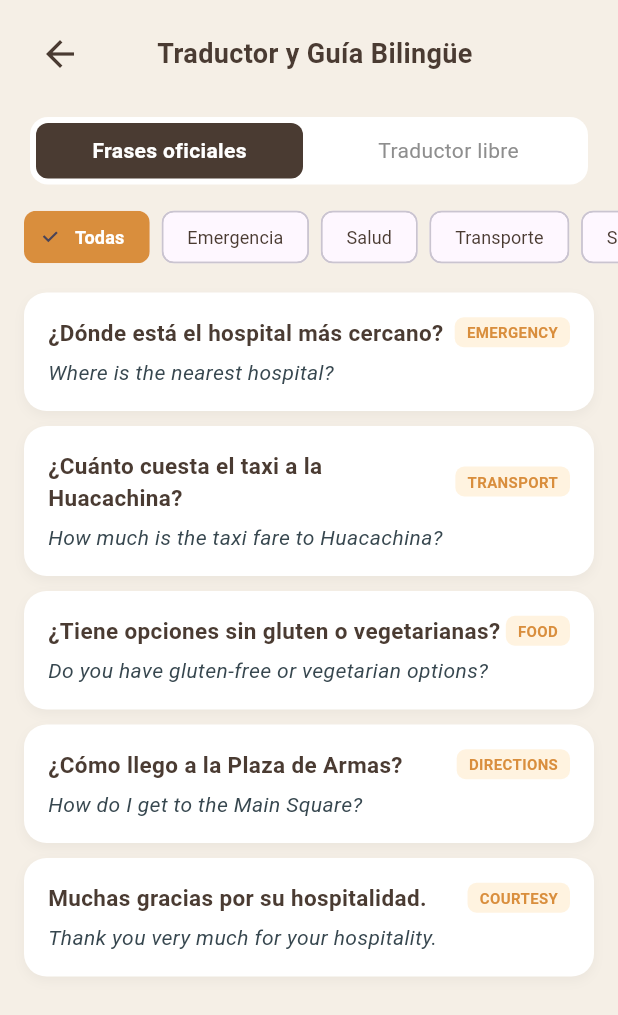
After one commit to PauloMP-25/Ika-travel-platform, a Flutter app: the PantallaTraduccion screen opened directly, on a phone screen of 412 x 824 dp. The commit adds this screen. Shown: the top 1015 px of the screen. Run offline on Flutter 3.47's test engine with Material 3 defaults, Android fonts, the phone set to English and light mode, and no system bars; our stand-ins replace flutter_map, latlong2; network calls fail.

Commit message:
feat(mobile): integrar modulo de traduccion y frasebook bilingue con el backend
Se agregaron TranslationService y sus modelos consumiendo /translation/phrases y /translation/translate. Se implemento PantallaTraduccion con pestañas para el frasebook categorizado por ETag y traduccion libre con IA, con acceso directo desde PantallaMas y tests pasando al 100%.\nFecha y hora: 2026-10-19 15:13:13

```diff
--- /dev/null
+++ b/ika_travel_mobile/lib/models/translation_model.dart
@@ -0,0 +1,71 @@
+class PhraseItemModel {
+  final String id;
+  final String category;
+  final String spanish;
+  final String english;
+  final String? phonetic;
+
+  const PhraseItemModel({
+    required this.id,
+    required this.category,
+    required this.spanish,
+    required this.english,
+    this.phonetic,
+  });
+
+  factory PhraseItemModel.fromJson(Map<String, dynamic> json) {
+    return PhraseItemModel(
+      id: json['id']?.toString() ?? '',
+      category: json['category'] as String? ?? 'general',
+      spanish: json['spanish'] as String? ?? '',
+      english: json['english'] as String? ?? '',
+      phonetic: json['phonetic'] as String?,
+    );
+  }
+}
+
+class PhrasebookResponseModel {
+  final int total;
+  final String version;
+  final List<PhraseItemModel> phrases;
+
+  const PhrasebookResponseModel({
+    required this.total,
+    required this.version,
+    required this.phrases,
+  });
+
+  factory PhrasebookResponseModel.fromJson(Map<String, dynamic> json) {
+    final list = (json['phrases'] as List<dynamic>? ?? [])
+        .map((e) => PhraseItemModel.fromJson(e as Map<String, dynamic>))
+        .toList();
+    return PhrasebookResponseModel(
+      total: json['total'] as int? ?? list.length,
+      version: json['version'] as String? ?? '',
+      phrases: list,
+    );
+  }
+}
+
+class TranslationResultModel {
+  final String translatedText;
+  final String sourceLang;
+  final String targetLang;
+  final String origin;
+
+  const TranslationResultModel({
+    required this.translatedText,
+    required this.sourceLang,
+    required this.targetLang,
+    required this.origin,
+  });
+
+  factory TranslationResultModel.fromJson(Map<String, dynamic> json) {
+    return TranslationResultModel(
+      translatedText: json['translated_text'] as String? ?? '',
+      sourceLang: json['source_lang'] as String? ?? 'es',
+      targetLang: json['target_lang'] as String? ?? 'en',
+      origin: json['origin'] as String? ?? 'provider',
+    );
+  }
+}
--- /dev/null
+++ b/ika_travel_mobile/lib/screens/pantalla_traduccion.dart
@@ -0,0 +1,518 @@
+import 'package:flutter/material.dart';
+
+import '../config/tema.dart';
+import '../models/translation_model.dart';
+import '../services/translation_service.dart';
+
+class PantallaTraduccion extends StatefulWidget {
+  final TranslationService? translationService;
+
+  const PantallaTraduccion({super.key, this.translationService});
+
+  @override
+  State<PantallaTraduccion> createState() => _PantallaTraduccionState();
+}
+
+class _PantallaTraduccionState extends State<PantallaTraduccion> {
+  int _tabIndex = 0; // 0 = Frases oficiales, 1 = Traductor libre
+  late final TranslationService _translationService;
+
+  // Frasebook
+  PhrasebookResponseModel? _phrasebook;
+  bool _cargandoFrases = true;
+  String _filtroCategoria = '';
+
+  // Traducción libre
+  final TextEditingController _textoController = TextEditingController();
+  String _sourceLang = 'es';
+  String _targetLang = 'en';
+  String _traduccionResultado = '';
+  String _origenTraduccion = '';
+  bool _traduciendo = false;
+  String? _errorTraduccion;
+
+  final List<Map<String, String>> _categorias = [
+    {'id': '', 'nombre': 'Todas'},
+    {'id': 'emergency', 'nombre': 'Emergencia'},
+    {'id': 'health', 'nombre': 'Salud'},
+    {'id': 'transport', 'nombre': 'Transporte'},
+    {'id': 'services', 'nombre': 'Servicios'},
+    {'id': 'directions', 'nombre': 'Direcciones'},
+    {'id': 'lodging', 'nombre': 'Hospedaje'},
+    {'id': 'food', 'nombre': 'Comida'},
+    {'id': 'courtesy', 'nombre': 'Cortesía'},
+  ];
+
+  @override
+  void initState() {
+    super.initState();
+    _translationService = widget.translationService ?? TranslationService();
+    _cargarFrases();
+  }
+
+  Future<void> _cargarFrases() async {
+    setState(() => _cargandoFrases = true);
+    final data = await _translationService.getPhrases(
+      category: _filtroCategoria.isNotEmpty ? _filtroCategoria : null,
+    );
+    if (mounted) {
+      setState(() {
+        _phrasebook = data;
+        _cargandoFrases = false;
+      });
+    }
+  }
+
+  void _intercambiarIdiomas() {
+    setState(() {
+      final tmp = _sourceLang;
+      _sourceLang = _targetLang;
+      _targetLang = tmp;
+      _traduccionResultado = '';
+      _errorTraduccion = null;
+    });
+  }
+
+  Future<void> _realizarTraduccion() async {
+    final texto = _textoController.text.trim();
+    if (texto.isEmpty) return;
+
+    setState(() {
+      _traduciendo = true;
+      _errorTraduccion = null;
+      _traduccionResultado = '';
+    });
+
+    try {
+      final res = await _translationService.translate(
+        text: texto,
+        sourceLang: _sourceLang,
+        targetLang: _targetLang,
+      );
+      if (mounted) {
+        setState(() {
+          _traduccionResultado = res.translatedText;
+          _origenTraduccion = res.origin;
+          _traduciendo = false;
+        });
+      }
+    } catch (e) {
+      if (mounted) {
+        setState(() {
+          _errorTraduccion = 'No se pudo traducir. Intente con frases oficiales.';
+          _traduciendo = false;
+        });
+      }
+    }
+  }
+
+  @override
+  void dispose() {
+    _textoController.dispose();
+    super.dispose();
+  }
+
+  @override
+  Widget build(BuildContext context) {
+    return Scaffold(
+      backgroundColor: AppColores.arenaFondo,
+      body: SafeArea(
+        child: Column(
+          children: [
+            // AppBar personalizado
+            Padding(
+              padding: const EdgeInsets.symmetric(horizontal: 16, vertical: 12),
+              child: Row(
+                children: [
+                  IconButton(
+                    icon: const Icon(
+                      Icons.arrow_back,
+                      color: AppColores.marronOscuro,
+                      size: 28,
+                    ),
+                    onPressed: () => Navigator.pop(context),
+                  ),
+                  const Expanded(
+                    child: Text(
+                      'Traductor y Guía Bilingüe',
+                      textAlign: TextAlign.center,
+                      style: TextStyle(
+                        fontSize: 18,
+                        fontWeight: FontWeight.bold,
+                        color: AppColores.marronOscuro,
+                      ),
+                    ),
+                  ),
+                  const SizedBox(width: 40),
+                ],
+              ),
+            ),
+
+            // Selector de pestaña (Frasebook oficial / Traducción libre)
+            Padding(
+              padding: const EdgeInsets.symmetric(horizontal: 20, vertical: 6),
+              child: Container(
+                height: 45,
+                decoration: BoxDecoration(
+                  color: Colors.white,
+                  borderRadius: BorderRadius.circular(12),
+                ),
+                child: Row(
+                  children: [
+                    _buildTabButton('Frases oficiales', 0),
+                    _buildTabButton('Traductor libre', 1),
+                  ],
+                ),
+              ),
+            ),
+
+            const SizedBox(height: 8),
+
+            // Vista activa
+            Expanded(
+              child: _tabIndex == 0
+                  ? _buildVistaFrasebook()
+                  : _buildVistaTraductorLibre(),
+            ),
+          ],
+        ),
+      ),
+    );
+  }
+
+  Widget _buildTabButton(String texto, int index) {
+    final bool activo = _tabIndex == index;
+    return Expanded(
+      child: GestureDetector(
+        onTap: () => setState(() => _tabIndex = index),
+        child: Container(
+          margin: const EdgeInsets.all(4),
+          decoration: BoxDecoration(
+            color: activo ? AppColores.marronOscuro : Colors.transparent,
+            borderRadius: BorderRadius.circular(8),
+          ),
+          child: Center(
+            child: Text(
+              texto,
+              style: TextStyle(
+                color: activo ? Colors.white : AppColores.grisTexto,
+                fontWeight: activo ? FontWeight.bold : FontWeight.normal,
+              ),
+            ),
+          ),
+        ),
+      ),
+    );
+  }
+
+  Widget _buildVistaFrasebook() {
+    return Column(
+      children: [
+        // Chips horizontales de categorías
+        SizedBox(
+          height: 42,
+          child: ListView.builder(
+            scrollDirection: Axis.horizontal,
+            padding: const EdgeInsets.symmetric(horizontal: 16),
+            itemCount: _categorias.length,
+            itemBuilder: (context, index) {
+              final cat = _categorias[index];
+              final bool seleccionada = _filtroCategoria == cat['id'];
+              return Padding(
+                padding: const EdgeInsets.only(right: 8),
+                child: ChoiceChip(
+                  label: Text(cat['nombre']!),
+                  selected: seleccionada,
+                  selectedColor: AppColores.naranjaBoton,
+                  labelStyle: TextStyle(
+                    color: seleccionada ? Colors.white : AppColores.marronOscuro,
+                    fontWeight: seleccionada ? FontWeight.bold : FontWeight.normal,
+                    fontSize: 12,
+                  ),
+                  onSelected: (val) {
+                    setState(() {
+                      _filtroCategoria = val ? cat['id']! : '';
+                    });
+                    _cargarFrases();
+                  },
+                ),
+              );
+            },
+          ),
+        ),
+
+        const SizedBox(height: 8),
+
+        // Lista de frases
+        Expanded(
+          child: _cargandoFrases
+              ? const Center(
+                  child: CircularProgressIndicator(color: AppColores.naranjaBoton),
+                )
+              : RefreshIndicator(
+                  color: AppColores.naranjaBoton,
+                  onRefresh: _cargarFrases,
+                  child: ListView.builder(
+                    padding: const EdgeInsets.symmetric(horizontal: 16, vertical: 8),
+                    itemCount: _phrasebook?.phrases.length ?? 0,
+                    itemBuilder: (context, index) {
+                      final item = _phrasebook!.phrases[index];
+                      return Container(
+                        margin: const EdgeInsets.only(bottom: 10),
+                        padding: const EdgeInsets.all(16),
+                        decoration: BoxDecoration(
+                          color: Colors.white,
+                          borderRadius: BorderRadius.circular(15),
+                          boxShadow: [
+                            BoxShadow(
+                              color: Colors.black.withOpacity(0.04),
+                              blurRadius: 6,
+                              offset: const Offset(0, 3),
+                            ),
+                          ],
+                        ),
+                        child: Column(
+                          crossAxisAlignment: CrossAxisAlignment.start,
+                          children: [
+                            Row(
+                              mainAxisAlignment: MainAxisAlignment.spaceBetween,
+                              children: [
+                                Expanded(
+                                  child: Text(
+                                    item.spanish,
+                                    style: const TextStyle(
+                                      fontWeight: FontWeight.bold,
+                                      fontSize: 15,
+                                      color: AppColores.marronOscuro,
+                                    ),
+                                  ),
+                                ),
+                                Container(
+                                  padding: const EdgeInsets.symmetric(
+                                    horizontal: 8,
+                                    vertical: 3,
+                                  ),
+                                  decoration: BoxDecoration(
+                                    color: Colors.orange.shade50,
+                                    borderRadius: BorderRadius.circular(6),
+                                  ),
+                                  child: Text(
+                                    item.category.toUpperCase(),
+                                    style: TextStyle(
+                                      fontSize: 10,
+                                      fontWeight: FontWeight.bold,
+                                      color: AppColores.naranjaBoton,
+                                    ),
+                                  ),
+                                ),
+                              ],
+                            ),
+                            const SizedBox(height: 6),
+                            Text(
+                              item.english,
+                              style: TextStyle(
+                                fontSize: 14,
+                                color: Colors.blueGrey.shade800,
+                                fontStyle: FontStyle.italic,
+                              ),
+                            ),
+                            if (item.phonetic != null) ...[
+                              const SizedBox(height: 4),
+                              Text(
+                                '[ ${item.phonetic} ]',
+                                style: const TextStyle(
+                                  fontSize: 12,
+                                  color: AppColores.grisTexto,
+                                ),
+                              ),
+                            ],
+                          ],
+                        ),
+                      );
+                    },
+                  ),
+                ),
+        ),
+      ],
+    );
+  }
+
+  Widget _buildVistaTraductorLibre() {
+    return SingleChildScrollView(
+      padding: const EdgeInsets.all(20),
+      child: Column(
+        crossAxisAlignment: CrossAxisAlignment.stretch,
+        children: [
+          // Selector de Idiomas
+          Container(
+            padding: const EdgeInsets.symmetric(horizontal: 16, vertical: 8),
+            decoration: BoxDecoration(
+              color: Colors.white,
+              borderRadius: BorderRadius.circular(14),
+              boxShadow: [
+                BoxShadow(
+                  color: Colors.black.withOpacity(0.04),
+                  blurRadius: 6,
+                  offset: const Offset(0, 2),
+                ),
+              ],
+            ),
+            child: Row(
+              mainAxisAlignment: MainAxisAlignment.spaceAround,
+              children: [
+                Text(
+                  _sourceLang == 'es' ? '🇪🇸 Español' : '🇺🇸 Inglés',
+                  style: const TextStyle(fontWeight: FontWeight.bold, fontSize: 15),
+                ),
+                IconButton(
+                  icon: const Icon(
+                    Icons.swap_horiz,
+                    color: AppColores.naranjaBoton,
+                    size: 28,
+                  ),
+                  onPressed: _intercambiarIdiomas,
+                ),
+                Text(
+                  _targetLang == 'en' ? '🇺🇸 Inglés' : '🇪🇸 Español',
+                  style: const TextStyle(fontWeight: FontWeight.bold, fontSize: 15),
+                ),
+              ],
+            ),
+          ),
+
+          const SizedBox(height: 16),
+
+          // Caja de texto de entrada
+          Container(
+            decoration: BoxDecoration(
+              color: Colors.white,
+              borderRadius: BorderRadius.circular(16),
+              boxShadow: [
+                BoxShadow(
+                  color: Colors.black.withOpacity(0.04),
+                  blurRadius: 6,
+                  offset: const Offset(0, 2),
+                ),
+              ],
+            ),
+            child: TextField(
+              controller: _textoController,
+              maxLines: 4,
+              maxLength: 500,
+              decoration: const InputDecoration(
+                hintText: 'Escribe aquí la consulta o frase...',
+                border: InputBorder.none,
+                contentPadding: EdgeInsets.all(16),
+              ),
+            ),
+          ),
+
+          const SizedBox(height: 14),
+
+          // Botón Traducir
+          ElevatedButton(
+            style: ElevatedButton.styleFrom(
+              backgroundColor: AppColores.naranjaBoton,
+              shape: RoundedRectangleBorder(borderRadius: BorderRadius.circular(12)),
+              padding: const EdgeInsets.symmetric(vertical: 14),
+            ),
+            onPressed: _traduciendo ? null : _realizarTraduccion,
+            child: _traduciendo
+                ? const SizedBox(
+                    height: 20,
+                    width: 20,
+                    child: CircularProgressIndicator(
+                      color: Colors.white,
+                      strokeWidth: 2,
+                    ),
+                  )
+                : const Text(
+                    'Traducir con IA',
+                    style: TextStyle(
+                      fontWeight: FontWeight.bold,
+                      fontSize: 16,
+                      color: Colors.white,
+                    ),
+                  ),
+          ),
+
+          if (_errorTraduccion != null) ...[
+            const SizedBox(height: 12),
+            Text(
+              _errorTraduccion!,
+              textAlign: TextAlign.center,
+              style: const TextStyle(color: Colors.red, fontSize: 13),
+            ),
+          ],
+
+          if (_traduccionResultado.isNotEmpty) ...[
+            const SizedBox(height: 20),
+            Container(
+              padding: const EdgeInsets.all(16),
+              decoration: BoxDecoration(
+                color: Colors.white,
+                borderRadius: BorderRadius.circular(16),
+                border: Border.all(
+                  color: AppColores.naranjaBoton.withOpacity(0.4),
+                  width: 1.5,
+                ),
+                boxShadow: [
+                  BoxShadow(
+                    color: Colors.black.withOpacity(0.05),
+                    blurRadius: 10,
+                    offset: const Offset(0, 4),
+                  ),
+                ],
+              ),
+              child: Column(
+                crossAxisAlignment: CrossAxisAlignment.start,
+                children: [
+                  Row(
+                    mainAxisAlignment: MainAxisAlignment.spaceBetween,
+                    children: [
+                      const Text(
+                        'Traducción:',
+                        style: TextStyle(
+                          fontWeight: FontWeight.bold,
+                          fontSize: 13,
+                          color: AppColores.grisTexto,
+                        ),
+                      ),
+                      Container(
+                        padding: const EdgeInsets.symmetric(
+                          horizontal: 8,
+                          vertical: 2,
+                        ),
+                        decoration: BoxDecoration(
+                          color: Colors.orange.shade50,
+                          borderRadius: BorderRadius.circular(6),
+                        ),
+                        child: Text(
+                          'Fuente: $_origenTraduccion',
+                          style: TextStyle(
+                            fontSize: 11,
+                            fontWeight: FontWeight.w600,
+                            color: AppColores.naranjaBoton,
+                          ),
+                        ),
+                      ),
+                    ],
+                  ),
+                  const SizedBox(height: 10),
+                  Text(
+                    _traduccionResultado,
+                    style: const TextStyle(
+                      fontSize: 16,
+                      fontWeight: FontWeight.bold,
+                      color: AppColores.marronOscuro,
+                    ),
+                  ),
+                ],
+              ),
+            ),
+          ],
+        ],
+      ),
+    );
+  }
+}
--- /dev/null
+++ b/ika_travel_mobile/lib/services/translation_service.dart
@@ -0,0 +1,94 @@
+import 'package:flutter/foundation.dart';
+
+import '../models/translation_model.dart';
+import 'api_client.dart';
+
+class TranslationService {
+  final ApiClient _apiClient;
+
+  TranslationService({ApiClient? apiClient})
+      : _apiClient = apiClient ?? ApiClient();
+
+  /// Obtiene el frasebook oficial versionado con ETag
+  Future<PhrasebookResponseModel> getPhrases({String? category}) async {
+    try {
+      final query = category != null && category.isNotEmpty
+          ? '?category=${Uri.encodeComponent(category)}'
+          : '';
+      final data = await _apiClient.get('/translation/phrases$query');
+      if (data is Map<String, dynamic>) {
+        return PhrasebookResponseModel.fromJson(data);
+      }
+    } catch (e) {
+      debugPrint('[TranslationService] Error al obtener frasebook: $e. Usando respaldo.');
+    }
+
+    return const PhrasebookResponseModel(
+      total: 5,
+      version: 'offline-seed',
+      phrases: [
+        PhraseItemModel(
+          id: '1',
+          category: 'emergency',
+          spanish: '¿Dónde está el hospital más cercano?',
+          english: 'Where is the nearest hospital?',
+        ),
+        PhraseItemModel(
+          id: '2',
+          category: 'transport',
+          spanish: '¿Cuánto cuesta el taxi a la Huacachina?',
+          english: 'How much is the taxi fare to Huacachina?',
+        ),
+        PhraseItemModel(
+          id: '3',
+          category: 'food',
+          spanish: '¿Tiene opciones sin gluten o vegetarianas?',
+          english: 'Do you have gluten-free or vegetarian options?',
+        ),
+        PhraseItemModel(
+          id: '4',
+          category: 'directions',
+          spanish: '¿Cómo llego a la Plaza de Armas?',
+          english: 'How do I get to the Main Square?',
+        ),
+        PhraseItemModel(
+          id: '5',
+          category: 'courtesy',
+          spanish: 'Muchas gracias por su hospitalidad.',
+          english: 'Thank you very much for your hospitality.',
+        ),
+      ],
+    );
+  }
+
+  /// Traduce texto libre entre español e inglés
+  Future<TranslationResultModel> translate({
+    required String text,
+    required String sourceLang,
+    required String targetLang,
+  }) async {
+    final payload = {
+      'text': text,
+      'source_lang': sourceLang,
+      'target_lang': targetLang,
+    };
+
+    try {
+      final res = await _apiClient.post('/translation/translate', body: payload);
+      if (res is Map<String, dynamic>) {
+        return TranslationResultModel.fromJson(res);
+      }
+    } catch (e) {
+      debugPrint('[TranslationService] Error al traducir texto libre: $e');
+      // Si la API no está disponible en modo offline, podemos devolver una traducción aproximada o rethrow
+      return TranslationResultModel(
+        translatedText: 'Traducción simulada offline: $text ($targetLang)',
+        sourceLang: sourceLang,
+        targetLang: targetLang,
+        origin: 'offline-fallback',
+      );
+    }
+
+    throw Exception('Respuesta inesperada al traducir');
+  }
+}
```
Also changed, not shown: ika_travel_mobile/lib/screens/pantalla_mas.dart (+14 -0 lines).
